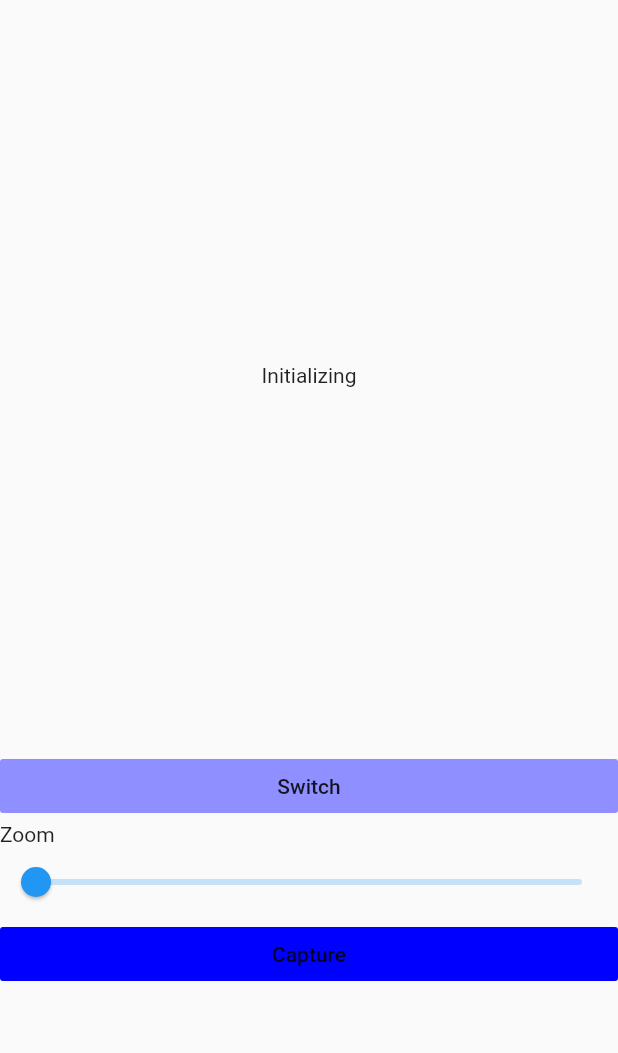
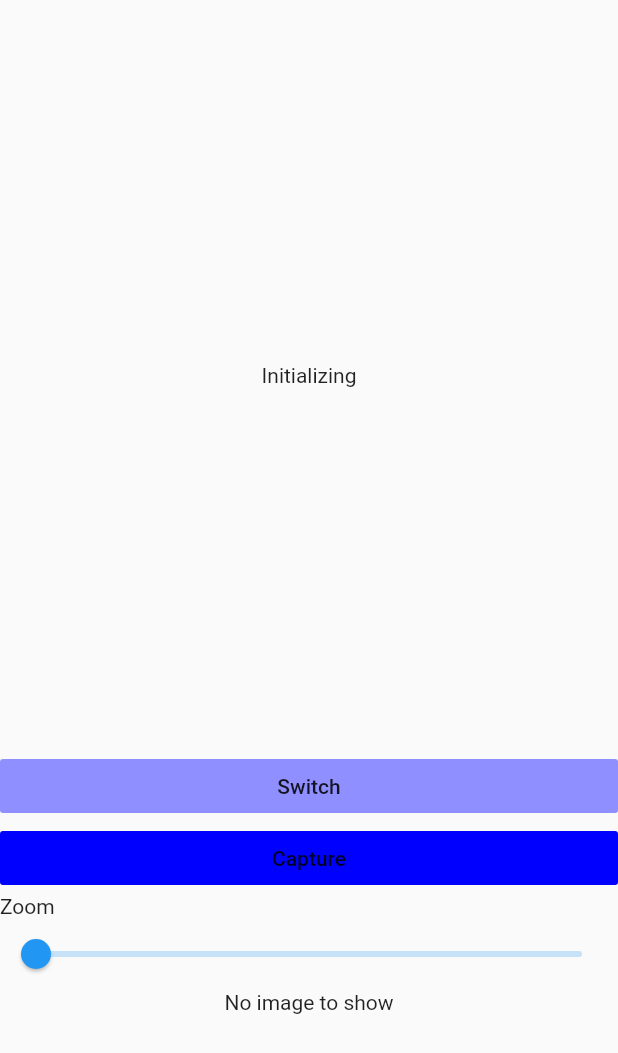
Before and after one commit to iLeafSolutionsPvtLtd/picterusPlugin, a Flutter app: the screen it shows after launch, on a phone screen of 412 x 824 dp. Shown: the top 1053 px of the screen. Run offline on Flutter 3.47's test engine with Material 2 defaults, Android fonts, the light colour scheme and no system bars.

Commit message:
Minor fixes on iOS.

```diff
--- a/example/lib/main.dart
+++ b/example/lib/main.dart
@@ -72,7 +72,7 @@ class _MyAppState extends State<MyApp> {
         final size = (await _camera.configuration.device.sizes).last;
         _camera.capture(CaptureConfiguration(size, FlashlightMode.off(), path), (String path) {
             setState(() {
-              _imagePath = path;
+                _imagePath = path;
             });
         });
     }
@@ -81,7 +81,7 @@ class _MyAppState extends State<MyApp> {
         _zoomFactor = value * value;
         _camera.changeZoomFactor(_zoomFactor);
         setState(() {
-          _zoomFactor = value * value;
+            _zoomFactor = value * value;
         });
     }
 
@@ -102,24 +102,20 @@ class _MyAppState extends State<MyApp> {
                                         highlightColor: Color(0xFF4F4FFF),
                                         onPressed: switchButtonClicked
                                     ),
-                                    Text('Zoom'),
-                                    Slider(onChanged: zoomChanged, min: 1.0, max: sqrt(_maxZoomFactor), value: sqrt(_zoomFactor)),
                                     FlatButton(
                                         child: Text('Capture'),
                                         color: Color(0xFF0000FF),
                                         highlightColor: Color(0xFF00FFFF),
                                         onPressed: captureButtonClicked
                                     ),
+                                    Text('Zoom'),
+                                    Slider(onChanged: zoomChanged, min: 1.0, max: sqrt(_maxZoomFactor), value: sqrt(_zoomFactor)),
+                                    _imagePath == '' ? Center(child: Text('No image to show')) : Image.file(File(_imagePath)),
                                     Text(_text,
                                     style: TextStyle(
                                             color: Colors.cyan,
                                             fontWeight: FontWeight.bold),
                                     textAlign: TextAlign.center),
-                                    SizedBox(
-                                        width: 375,
-                                        height: 500,
-                                        child: _imagePath == '' ? Center(child: Text('No image to show')) : Image.file(File(_imagePath))
-                                    ),
                                 ],
                         ),
                 ),
```
Also changed, not shown: 1 other file.
